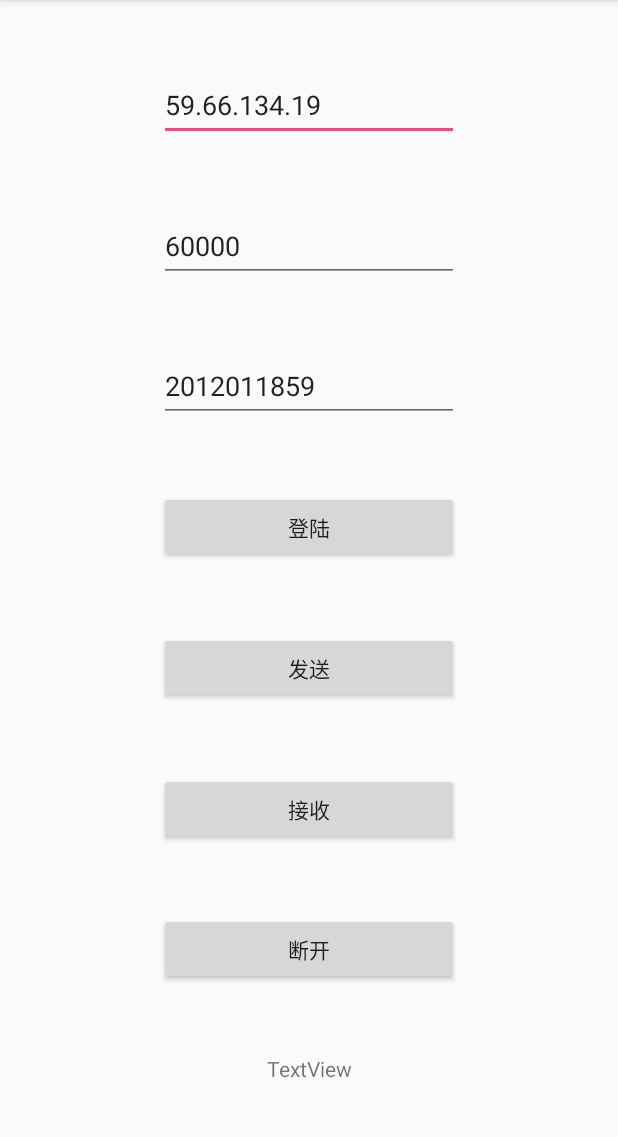
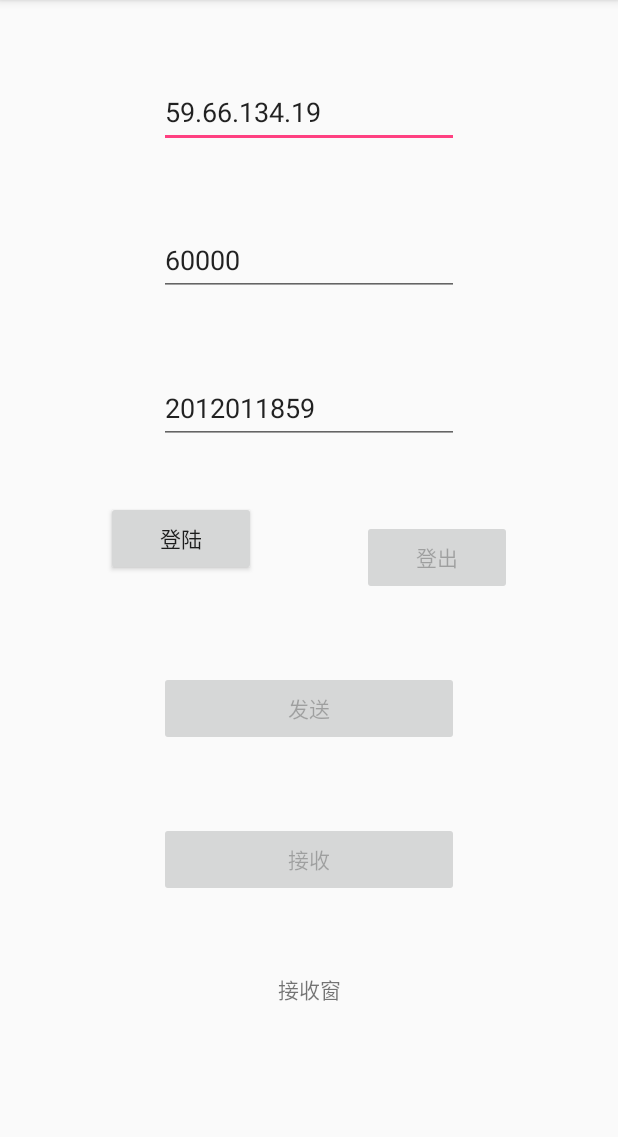
Before and after one commit to Lujiang0111/ChatTHU, an Android app: the screen it shows after launch (LoginActivity), on a phone screen of 412 x 824 dp, the part 84-1221 px from its top. Run offline under Robolectric (Android 15) with nearby library versions, the phone set to English and light mode, and no system bars.

Commit message:
change Act

```diff
--- a/app/src/main/res/layout/activity_login.xml
+++ b/app/src/main/res/layout/activity_login.xml
@@ -41,7 +41,7 @@
         android:hint="学号"
         android:inputType="textPersonName"
         android:text="2012011859"
-        app:layout_constraintBottom_toTopOf="@+id/btnLogin"
+        app:layout_constraintBottom_toTopOf="@+id/btnLogout"
         app:layout_constraintEnd_toEndOf="parent"
         app:layout_constraintStart_toStartOf="parent"
         app:layout_constraintTop_toBottomOf="@+id/edtTxtServerPort" />
@@ -49,51 +49,56 @@
     <Button
         android:id="@+id/btnSend"
         android:layout_width="200dp"
-        android:layout_height="wrap_content"
+        android:layout_height="50dp"
         android:text="发送"
         app:layout_constraintBottom_toTopOf="@+id/btnReceive"
         app:layout_constraintEnd_toEndOf="parent"
         app:layout_constraintStart_toStartOf="parent"
-        app:layout_constraintTop_toBottomOf="@+id/btnLogin" />
+        app:layout_constraintTop_toBottomOf="@+id/btnLogout" />
 
     <Button
         android:id="@+id/btnReceive"
         android:layout_width="200dp"
-        android:layout_height="wrap_content"
+        android:layout_height="50dp"
         android:text="接收"
-        app:layout_constraintBottom_toTopOf="@+id/btnLogout"
+        app:layout_constraintBottom_toTopOf="@+id/tvReturn"
         app:layout_constraintEnd_toEndOf="parent"
         app:layout_constraintStart_toStartOf="parent"
         app:layout_constraintTop_toBottomOf="@+id/btnSend" />
 
     <Button
         android:id="@+id/btnLogout"
-        android:layout_width="200dp"
-        android:layout_height="wrap_content"
-        android:text="断开"
-        app:layout_constraintBottom_toTopOf="@+id/tvReturn"
+        android:layout_width="100dp"
+        android:layout_height="50dp"
+        android:text="登出"
+        app:layout_constraintBottom_toTopOf="@+id/btnSend"
         app:layout_constraintEnd_toEndOf="parent"
-        app:layout_constraintStart_toStartOf="parent"
-        app:layout_constraintTop_toBottomOf="@+id/btnReceive" />
+        app:layout_constraintHorizontal_bias="0.5"
+        app:layout_constraintStart_toEndOf="@+id/btnLogin"
+        app:layout_constraintTop_toBottomOf="@+id/edtTxtLogin" />
 
     <Button
         android:id="@+id/btnLogin"
-        android:layout_width="200dp"
-        android:layout_height="wrap_content"
+        android:layout_width="100dp"
+        android:layout_height="50dp"
+        android:layout_marginBottom="198dp"
+        android:layout_marginTop="268dp"
         android:text="登陆"
-        app:layout_constraintBottom_toTopOf="@+id/btnSend"
-        app:layout_constraintEnd_toEndOf="parent"
+        app:layout_constraintBottom_toTopOf="@+id/tvReturn"
+        app:layout_constraintEnd_toStartOf="@+id/btnLogout"
+        app:layout_constraintHorizontal_bias="0.5"
         app:layout_constraintStart_toStartOf="parent"
-        app:layout_constraintTop_toBottomOf="@+id/edtTxtLogin" />
+        app:layout_constraintTop_toTopOf="parent" />
 
     <TextView
         android:id="@+id/tvReturn"
         android:layout_width="wrap_content"
         android:layout_height="wrap_content"
-        android:text="TextView"
+        android:layout_marginBottom="32dp"
+        android:text="接收窗"
         app:layout_constraintBottom_toBottomOf="parent"
         app:layout_constraintEnd_toEndOf="parent"
         app:layout_constraintStart_toStartOf="parent"
-        app:layout_constraintTop_toBottomOf="@+id/btnLogout" />
+        app:layout_constraintTop_toBottomOf="@+id/btnLogin" />
 
 </android.support.constraint.ConstraintLayout>
```
Also changed, not shown: app/src/main/java/com/example/lujiang/chatthu/LoginActivity.java (+40 -6 lines).
